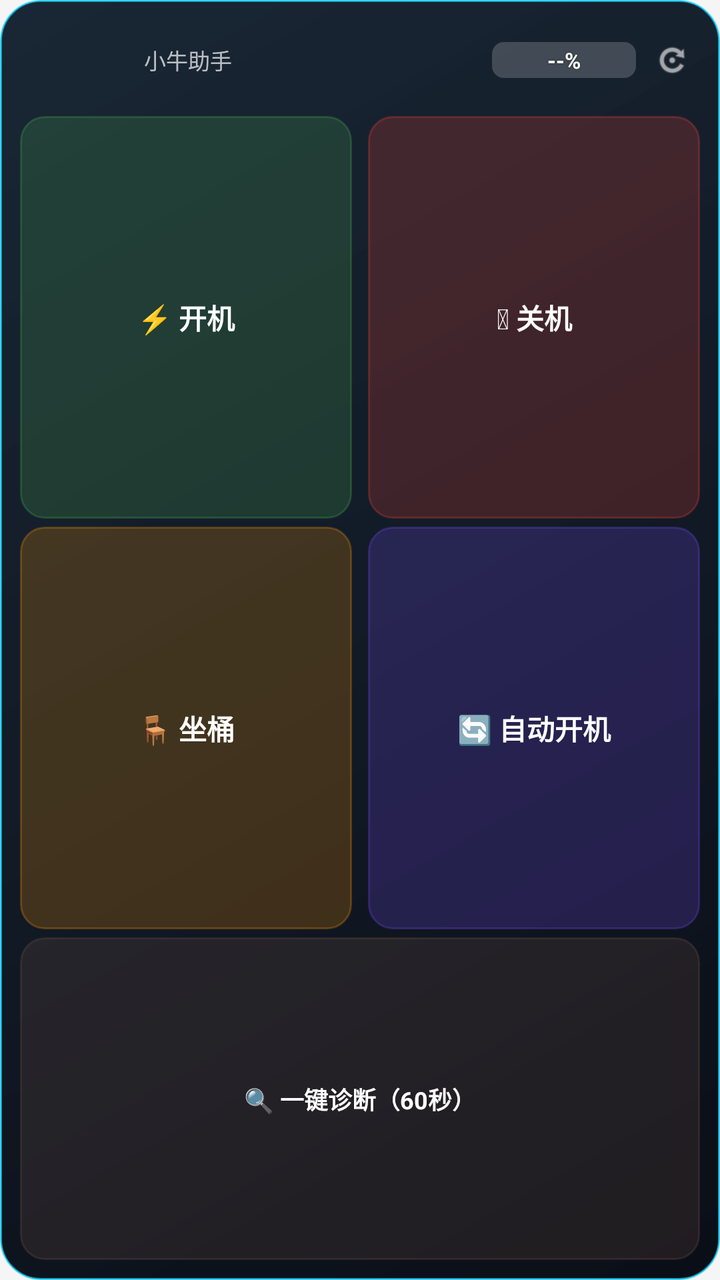
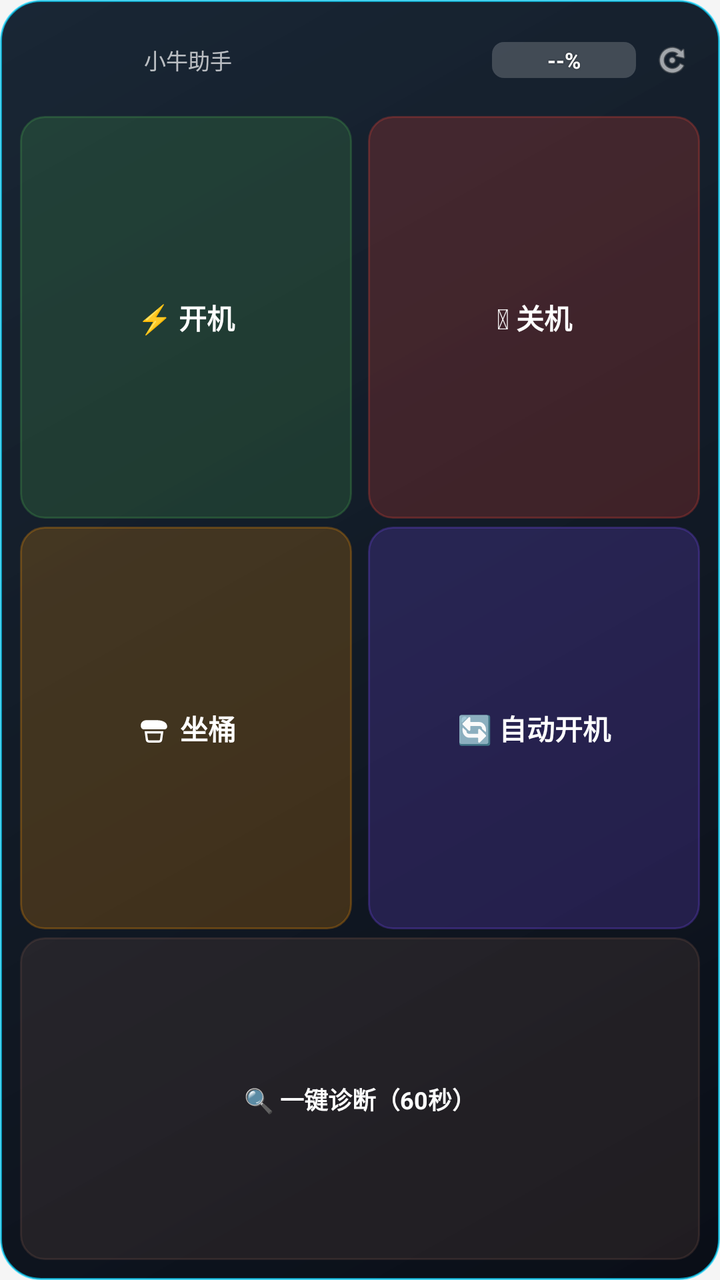

Before-and-after screenshots of an Android layout around one commit, followed by the original layout XML and the change that was made.
<!-- AndroidManifest.xml: application theme AppTheme -->
<!-- res/layout/widget_niu.xml -->
<?xml version="1.0" encoding="utf-8"?>
<LinearLayout xmlns:android="http://schemas.android.com/apk/res/android"
    android:layout_width="match_parent"
    android:layout_height="match_parent"
    android:orientation="vertical"
    android:background="@drawable/bg_widget"
    android:padding="10dp">

    
    <LinearLayout
        android:layout_width="match_parent"
        android:layout_height="wrap_content"
        android:orientation="horizontal"
        android:gravity="center_vertical"
        android:layout_marginBottom="8dp">

        <ImageView
            android:id="@+id/iv_widget_car"
            android:layout_width="56dp"
            android:layout_height="40dp"
            android:scaleType="fitCenter"
            android:layout_marginEnd="6dp"/>

        <TextView
            android:id="@+id/tv_widget_status"
            android:layout_width="0dp"
            android:layout_height="wrap_content"
            android:layout_weight="1"
            android:text="小牛助手"
            android:textSize="11sp"
            android:textColor="#B3FFFFFF"
            android:singleLine="true"
            android:ellipsize="end"/>

        
        <FrameLayout
            android:layout_width="72dp"
            android:layout_height="wrap_content"
            android:layout_marginHorizontal="4dp">

            <ProgressBar
                android:id="@+id/pb_widget_battery"
                style="?android:attr/progressBarStyleHorizontal"
                android:layout_width="match_parent"
                android:layout_height="18dp"
                android:max="100"
                android:progress="0"
                android:progressDrawable="@drawable/bg_battery_progress"
                android:indeterminate="false"/>

            <TextView
                android:id="@+id/tv_widget_battery"
                android:layout_width="wrap_content"
                android:layout_height="wrap_content"
                android:layout_gravity="center"
                android:text="--%"
                android:textSize="11sp"
                android:textStyle="bold"
                android:textColor="#FFFFFF"
                android:shadowColor="#80000000"
                android:shadowDx="0"
                android:shadowDy="0"
                android:shadowRadius="2"/>
        </FrameLayout>

        <LinearLayout
            android:id="@+id/btn_widget_refresh"
            android:layout_width="28dp"
            android:layout_height="28dp"
            android:gravity="center"
            android:background="?attr/selectableItemBackgroundBorderless"
            android:clickable="true"
            android:focusable="true">
            <ImageView
                android:layout_width="18dp"
                android:layout_height="18dp"
                android:src="@android:drawable/ic_menu_rotate"
                android:tint="#80FFFFFF"/>
        </LinearLayout>
    </LinearLayout>

    
    <LinearLayout
        android:layout_width="match_parent"
        android:layout_height="0dp"
        android:layout_weight="1"
        android:orientation="horizontal"
        android:layout_marginBottom="4dp">
        <TextView
            android:id="@+id/btn_widget_on"
            android:layout_width="0dp"
            android:layout_height="match_parent"
            android:layout_weight="1"
            android:text="⚡ 开机"
            android:textSize="14sp"
            android:textStyle="bold"
            android:textColor="#FFFFFF"
            android:gravity="center"
            android:background="@drawable/bg_widget_btn_on"
            android:layout_marginEnd="4dp"
            android:clickable="true"
            android:focusable="true"/>
        <TextView
            android:id="@+id/btn_widget_off"
            android:layout_width="0dp"
            android:layout_height="match_parent"
            android:layout_weight="1"
            android:text="⏻ 关机"
            android:textSize="14sp"
            android:textStyle="bold"
            android:textColor="#FFFFFF"
            android:gravity="center"
            android:background="@drawable/bg_widget_btn_off"
            android:layout_marginStart="4dp"
            android:clickable="true"
            android:focusable="true"/>
    </LinearLayout>

    
    <LinearLayout
        android:layout_width="match_parent"
        android:layout_height="0dp"
        android:layout_weight="1"
        android:orientation="horizontal"
        android:layout_marginBottom="4dp">
        <TextView
            android:id="@+id/btn_widget_seat"
            android:layout_width="0dp"
            android:layout_height="match_parent"
            android:layout_weight="1"
            android:text="🪑 坐桶"
            android:textSize="14sp"
            android:textStyle="bold"
            android:textColor="#FFFFFF"
            android:gravity="center"
            android:background="@drawable/bg_widget_btn_seat"
            android:layout_marginEnd="4dp"
            android:clickable="true"
            android:focusable="true"/>
        <TextView
            android:id="@+id/btn_widget_auto"
            android:layout_width="0dp"
            android:layout_height="match_parent"
            android:layout_weight="1"
            android:text="🔄 自动开机"
            android:textSize="14sp"
            android:textStyle="bold"
            android:textColor="#FFFFFF"
            android:gravity="center"
            android:background="@drawable/bg_widget_btn_auto"
            android:layout_marginStart="4dp"
            android:clickable="true"
            android:focusable="true"/>
    </LinearLayout>

    
    <TextView
        android:id="@+id/btn_widget_diagnostic"
        android:layout_width="match_parent"
        android:layout_height="0dp"
        android:layout_weight="0.8"
        android:text="🔍 一键诊断（60秒）"
        android:textSize="12sp"
        android:textStyle="bold"
        android:textColor="#FFFFFF"
        android:gravity="center"
        android:background="@drawable/bg_widget_btn_diagnostic"
        android:clickable="true"
        android:focusable="true"/>
</LinearLayout>
<!-- resources referenced by this layout -->
<resources>
  <!-- drawable bg_widget (drawable) -->
  <?xml version="1.0" encoding="utf-8"?>
  <layer-list xmlns:android="http://schemas.android.com/apk/res/android">
      <item>
          <shape android:shape="rectangle">
              <gradient android:startColor="#FF0A0E17" android:endColor="#F20D1B2A" android:angle="135"/>
              <corners android:radius="20dp"/>
              <stroke android:width="1dp" android:color="#AA00D4FF"/>
          </shape>
      </item>
  </layer-list>
  <!-- drawable bg_widget_btn_auto (drawable) -->
  <?xml version="1.0" encoding="utf-8"?>
  
  <ripple xmlns:android="http://schemas.android.com/apk/res/android" android:color="#66FFFFFF">
      <item>
          <shape android:shape="rectangle">
              <solid android:color="#337C4DFF"/>
              <corners android:radius="12dp"/>
              <stroke android:width="1dp" android:color="#447C4DFF"/>
          </shape>
      </item>
  </ripple>
  <!-- drawable bg_widget_btn_diagnostic (drawable) -->
  <?xml version="1.0" encoding="utf-8"?>
  <ripple xmlns:android="http://schemas.android.com/apk/res/android" android:color="#66FFFFFF">
      <item>
          <shape android:shape="rectangle">
              <solid android:color="#33795548"/>
              <corners android:radius="12dp"/>
              <stroke android:width="1dp" android:color="#44795548"/>
          </shape>
      </item>
  </ripple>
  <!-- drawable bg_widget_btn_off (drawable) -->
  <?xml version="1.0" encoding="utf-8"?>
  
  <ripple xmlns:android="http://schemas.android.com/apk/res/android" android:color="#66FFFFFF">
      <item>
          <shape android:shape="rectangle">
              <solid android:color="#33F44336"/>
              <corners android:radius="12dp"/>
              <stroke android:width="1dp" android:color="#44F44336"/>
          </shape>
      </item>
  </ripple>
  <!-- drawable bg_widget_btn_on (drawable) -->
  <?xml version="1.0" encoding="utf-8"?>
  
  <ripple xmlns:android="http://schemas.android.com/apk/res/android" android:color="#66FFFFFF">
      <item>
          <shape android:shape="rectangle">
              <solid android:color="#334CAF50"/>
              <corners android:radius="12dp"/>
              <stroke android:width="1dp" android:color="#444CAF50"/>
          </shape>
      </item>
  </ripple>
  <!-- drawable bg_widget_btn_seat (drawable) -->
  <?xml version="1.0" encoding="utf-8"?>
  
  <ripple xmlns:android="http://schemas.android.com/apk/res/android" android:color="#66FFFFFF">
      <item>
          <shape android:shape="rectangle">
              <solid android:color="#33FF9800"/>
              <corners android:radius="12dp"/>
              <stroke android:width="1dp" android:color="#44FF9800"/>
          </shape>
      </item>
  </ripple>
  <color name="niu_primary">#1565C0</color>
  <color name="niu_primary_dark">#0D47A1</color>
  <color name="niu_bg">#F5F5F5</color>
  <!-- unchanged entries left out for length: 2 -->
</resources>

<!-- the commit's change to res/layout/widget_niu.xml (unified diff, before → after) -->
@@ -123,20 +123,33 @@
         android:layout_weight="1"
         android:orientation="horizontal"
         android:layout_marginBottom="4dp">
-        <TextView
+        <LinearLayout
             android:id="@+id/btn_widget_seat"
             android:layout_width="0dp"
             android:layout_height="match_parent"
             android:layout_weight="1"
-            android:text="🪑 坐桶"
-            android:textSize="14sp"
-            android:textStyle="bold"
-            android:textColor="#FFFFFF"
+            android:orientation="horizontal"
             android:gravity="center"
             android:background="@drawable/bg_widget_btn_seat"
             android:layout_marginEnd="4dp"
             android:clickable="true"
-            android:focusable="true"/>
+            android:focusable="true">
+            <ImageView
+                android:layout_width="18dp"
+                android:layout_height="18dp"
+                android:src="@drawable/ic_seat_scooter"
+                android:tint="#FFFFFF"
+                android:contentDescription="坐桶"/>
+            <TextView
+                android:id="@+id/tv_widget_seat_label"
+                android:layout_width="wrap_content"
+                android:layout_height="wrap_content"
+                android:layout_marginStart="4dp"
+                android:text="坐桶"
+                android:textSize="14sp"
+                android:textStyle="bold"
+                android:textColor="#FFFFFF"/>
+        </LinearLayout>
         <TextView
             android:id="@+id/btn_widget_auto"
             android:layout_width="0dp"
<!-- resource entries referenced after the edit -->
@@ -70,6 +70,39 @@
           </shape>
       </item>
   </ripple>
+  <!-- drawable ic_seat_scooter (drawable) -->
+  <?xml version="1.0" encoding="utf-8"?>
+  <vector xmlns:android="http://schemas.android.com/apk/res/android"
+      android:width="24dp"
+      android:height="24dp"
+      android:viewportWidth="24"
+      android:viewportHeight="24">
+  
+      
+      <path
+          android:fillColor="#FFFFFF"
+          android:pathData="M3.2,10.2
+              C3.2,8.2 4.8,6.8 6.9,6.8
+              L14.0,6.8
+              C17.5,6.8 20.8,8.1 20.8,11.1
+              C20.8,12.1 20.0,12.9 19.0,12.9
+              L5.2,12.9
+              C4.0,12.9 3.2,11.8 3.2,10.6
+              Z" />
+  
+      
+      <path
+          android:strokeColor="#FFFFFF"
+          android:strokeWidth="1.5"
+          android:fillColor="#00000000"
+          android:pathData="M6.6,14.9
+              L17.4,14.9
+              L16.75,19.7
+              C16.65,20.4 16.0,21.0 15.25,21.0
+              L8.75,21.0
+              C8.0,21.0 7.35,20.4 7.25,19.7
+              Z" />
+  </vector>
   <color name="niu_primary">#1565C0</color>
   <color name="niu_primary_dark">#0D47A1</color>
   <color name="niu_bg">#F5F5F5</color>
